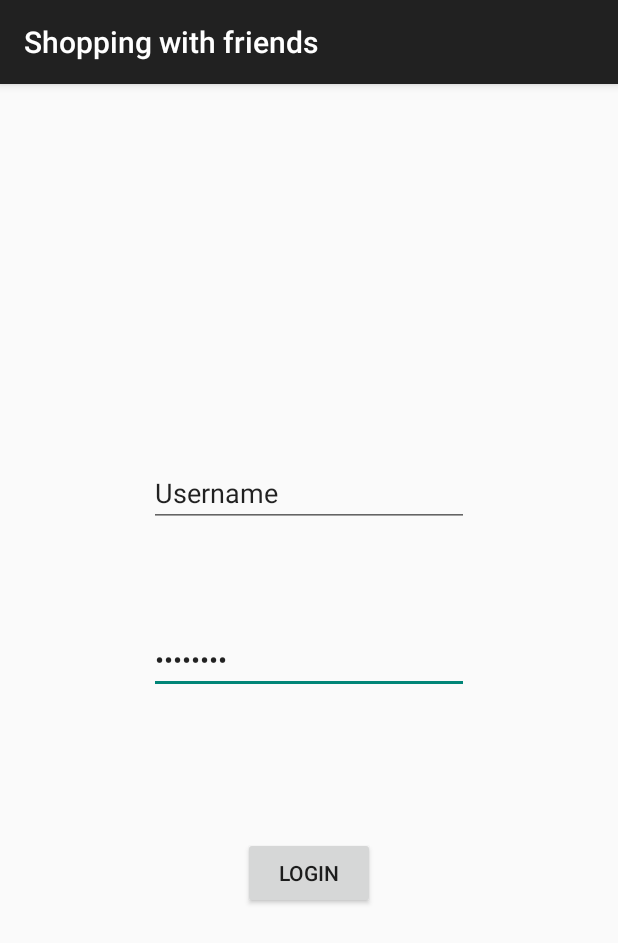
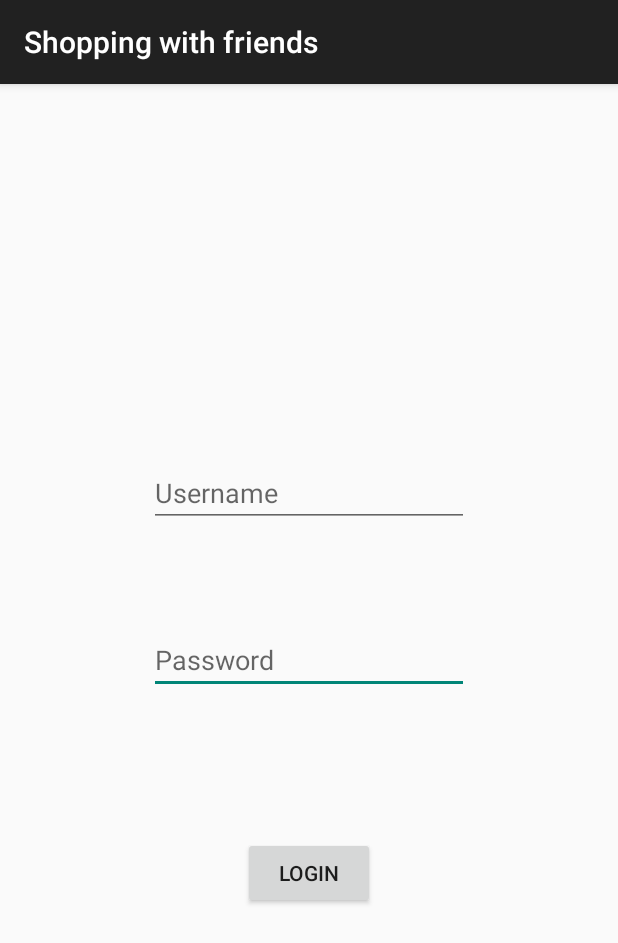
Before and after one commit to goutamvenkat/CS2340-Android, an Android app: the LoginPage screen opened directly, with no data from a screen before it, on a phone screen of 412 x 824 dp. Shown: the top 943 px of the screen. Run offline under Robolectric (Android 15) with nearby library versions, the phone set to English and light mode, and no system bars.

Commit message:
Changed text to hint

```diff
--- a/Shoppingwithfriends/app/src/main/res/layout/loginpage.xml
+++ b/Shoppingwithfriends/app/src/main/res/layout/loginpage.xml
@@ -10,7 +10,7 @@
         android:id="@+id/passwordLoginPage"
         android:layout_centerVertical="true"
         android:layout_centerHorizontal="true"
-        android:text="Password" />
+        android:hint="Password" />
 
     <EditText
         android:layout_width="wrap_content"
@@ -21,7 +21,7 @@
         android:layout_above="@+id/passwordLoginPage"
         android:layout_centerHorizontal="true"
         android:layout_marginBottom="66dp"
-        android:text="Username" />
+        android:hint="Username" />
 
     <Button
         android:layout_width="wrap_content"
```
Also changed, not shown: Shoppingwithfriends/app/src/main/res/layout/activity_registration.xml (+5 -15 lines).
